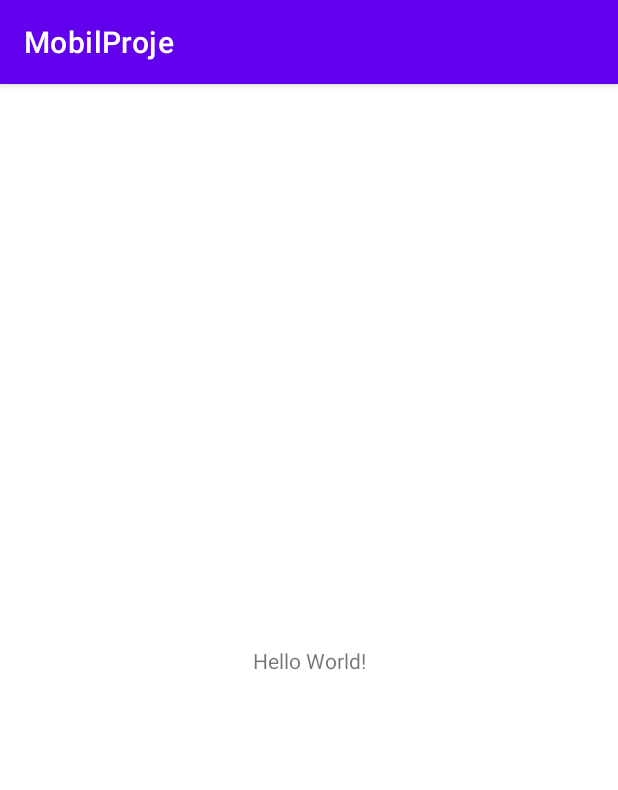
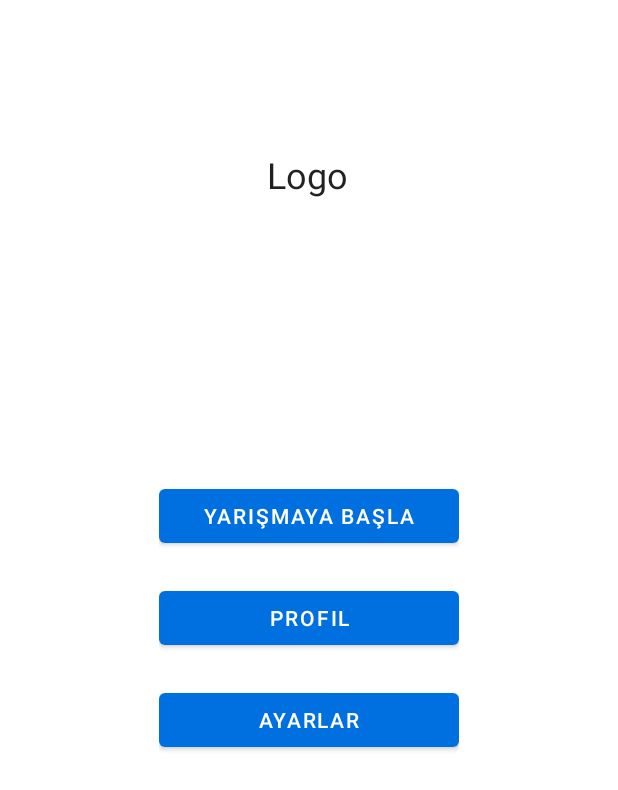
Before and after one commit to White-Hare/MobilProje, an Android app: the screen it shows after launch (MainActivity), on a phone screen of 412 x 824 dp. Shown: the top 790 px of the screen. Run offline under Robolectric (Android 15) with nearby library versions, the phone set to English and light mode, and no system bars.

Commit message:
Main Pages Added

```diff
--- a/MobilProjeFrontend/app/src/main/AndroidManifest.xml
+++ b/MobilProjeFrontend/app/src/main/AndroidManifest.xml
@@ -9,9 +9,10 @@
         android:roundIcon="@mipmap/ic_launcher_round"
         android:supportsRtl="true"
         android:theme="@style/Theme.MobilProje">
+        <activity android:name=".ui.question.QuestionActivity"></activity>
         <activity
             android:name=".ui.login.LoginActivity"
-            android:label="@string/title_activity_login"></activity>
+            android:label="@string/title_activity_login" />
         <activity android:name=".ui.main.MainActivity">
             <intent-filter>
                 <action android:name="android.intent.action.MAIN" />
--- /dev/null
+++ b/MobilProjeFrontend/app/src/main/res/drawable/empty_tall_divider.xml
@@ -0,0 +1,7 @@
+<?xml version="1.0" encoding="utf-8"?>
+
+<shape xmlns:android="http://schemas.android.com/apk/res/android">
+    <size
+        android:height="20dp"
+        android:width="0dp"/>
+</shape>
--- a/MobilProjeFrontend/app/src/main/res/layout/activity_main.xml
+++ b/MobilProjeFrontend/app/src/main/res/layout/activity_main.xml
@@ -6,13 +6,55 @@
     android:layout_height="match_parent"
     tools:context=".ui.main.MainActivity">
 
+
     <TextView
+        android:id="@+id/textView"
+        style="@style/TextAppearance.AppCompat.Headline"
         android:layout_width="wrap_content"
         android:layout_height="wrap_content"
-        android:text="Hello World!"
+        android:layout_marginTop="100dp"
+        android:text="Logo"
+        app:layout_constraintBottom_toTopOf="@+id/linearLayout"
+        app:layout_constraintEnd_toEndOf="parent"
+        app:layout_constraintHorizontal_bias="0.498"
+        app:layout_constraintStart_toStartOf="parent"
+        app:layout_constraintTop_toTopOf="parent"
+        app:layout_constraintVertical_bias="0.0" />
+
+    <LinearLayout
+        android:id="@+id/linearLayout"
+        android:layout_width="wrap_content"
+        android:layout_height="wrap_content"
+        android:gravity="center"
+        android:orientation="vertical"
         app:layout_constraintBottom_toBottomOf="parent"
-        app:layout_constraintLeft_toLeftOf="parent"
-        app:layout_constraintRight_toRightOf="parent"
-        app:layout_constraintTop_toTopOf="parent" />
+        app:layout_constraintEnd_toEndOf="parent"
+        app:layout_constraintStart_toStartOf="parent"
+        app:layout_constraintTop_toTopOf="parent"
+        android:divider="@drawable/empty_tall_divider"
+        android:showDividers="middle"
+        >
+
+
+        <Button
+            android:id="@+id/startButton"
+            android:layout_width="200sp"
+            android:layout_height="wrap_content"
+            android:text="Yarışmaya Başla"
+            android:onClick="startButtonOnClick"/>
+
+        <Button
+            android:id="@+id/profileButton"
+            android:layout_width="200sp"
+            android:layout_height="wrap_content"
+            android:text="Profil" />
+
+        <Button
+            android:id="@+id/settingsButton"
+            android:layout_width="200sp"
+            android:layout_height="wrap_content"
+            android:text="Ayarlar" />
+
+    </LinearLayout>
 
 </androidx.constraintlayout.widget.ConstraintLayout>
--- a/MobilProjeFrontend/app/src/main/res/values-night/themes.xml
+++ b/MobilProjeFrontend/app/src/main/res/values-night/themes.xml
@@ -1,13 +1,13 @@
 <resources xmlns:tools="http://schemas.android.com/tools">
     <!-- Base application theme. -->
-    <style name="Theme.MobilProje" parent="Theme.MaterialComponents.DayNight.DarkActionBar">
+    <style name="Theme.MobilProje" parent="Theme.MaterialComponents.DayNight.NoActionBar">
         <!-- Primary brand color. -->
-        <item name="colorPrimary">@color/purple_200</item>
-        <item name="colorPrimaryVariant">@color/purple_700</item>
+        <item name="colorPrimary">@color/blue</item>
+        <item name="colorPrimaryVariant">@color/dark_blue</item>
         <item name="colorOnPrimary">@color/black</item>
         <!-- Secondary brand color. -->
-        <item name="colorSecondary">@color/teal_200</item>
-        <item name="colorSecondaryVariant">@color/teal_200</item>
+        <item name="colorSecondary">@color/light_blue</item>
+        <item name="colorSecondaryVariant">@color/secondary_blue</item>
         <item name="colorOnSecondary">@color/black</item>
         <!-- Status bar color. -->
         <item name="android:statusBarColor" tools:targetApi="l">?attr/colorPrimaryVariant</item>
--- a/MobilProjeFrontend/app/src/main/res/values/colors.xml
+++ b/MobilProjeFrontend/app/src/main/res/values/colors.xml
@@ -1,10 +1,9 @@
 <?xml version="1.0" encoding="utf-8"?>
 <resources>
-    <color name="purple_200">#FFBB86FC</color>
-    <color name="purple_500">#FF6200EE</color>
-    <color name="purple_700">#FF3700B3</color>
-    <color name="teal_200">#FF03DAC5</color>
-    <color name="teal_700">#FF018786</color>
+    <color name="dark_blue">#FF003061</color>
+    <color name="secondary_blue">#FF0057AD</color>
+    <color name="blue">#FF0070E0</color>
+    <color name="light_blue">#FF4394E6</color>
     <color name="black">#FF000000</color>
     <color name="white">#FFFFFFFF</color>
 </resources>
--- a/MobilProjeFrontend/app/src/main/res/values/themes.xml
+++ b/MobilProjeFrontend/app/src/main/res/values/themes.xml
@@ -1,13 +1,13 @@
 <resources xmlns:tools="http://schemas.android.com/tools">
     <!-- Base application theme. -->
-    <style name="Theme.MobilProje" parent="Theme.MaterialComponents.DayNight.DarkActionBar">
+    <style name="Theme.MobilProje" parent="Theme.MaterialComponents.DayNight.NoActionBar">
         <!-- Primary brand color. -->
-        <item name="colorPrimary">@color/purple_500</item>
-        <item name="colorPrimaryVariant">@color/purple_700</item>
+        <item name="colorPrimary">@color/blue</item>
+        <item name="colorPrimaryVariant">@color/dark_blue</item>
         <item name="colorOnPrimary">@color/white</item>
         <!-- Secondary brand color. -->
-        <item name="colorSecondary">@color/teal_200</item>
-        <item name="colorSecondaryVariant">@color/teal_700</item>
+        <item name="colorSecondary">@color/light_blue</item>
+        <item name="colorSecondaryVariant">@color/secondary_blue</item>
         <item name="colorOnSecondary">@color/black</item>
         <!-- Status bar color. -->
         <item name="android:statusBarColor" tools:targetApi="l">?attr/colorPrimaryVariant</item>
```
Also changed, not shown: MobilProjeFrontend/app/src/main/java/com/example/mobilproje/ui/main/MainActivity.java (+10 -0 lines), MobilProjeFrontend/app/src/main/java/com/example/mobilproje/ui/question/QuestionActivity.java (added, +24 -0 lines), MobilProjeFrontend/app/src/main/res/layout/activity_question.xml (added, +96 -0 lines), 1 other file.
